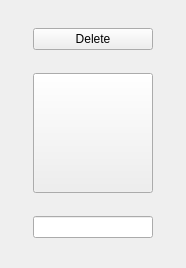
The window that src/DataItem.ui (neoluxis/integreted_xlsxeditor_cpp) describes before a commit, drawn with Qt 5.
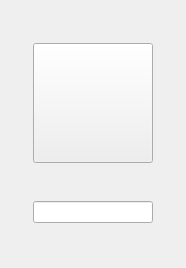
The same window after the commit.

Commit message: feat: update DataItem layout; remove `delete` button; fix logic of cleaning data; set size of widgets inner;

The edit to the form file:
```diff
--- a/src/DataItem.ui
+++ b/src/DataItem.ui
@@ -14,7 +14,7 @@
    <string>DataItem</string>
   </property>
   <layout class="QGridLayout" name="gridLayout">
-   <item row="2" column="1">
+    <item row="0" column="1">
     <widget class="QPushButton" name="btnImage">
      <property name="minimumSize">
       <size>
@@ -36,20 +36,7 @@
      </property>
     </widget>
    </item>
-   <item row="0" column="1">
-    <widget class="QPushButton" name="btnMarkDel">
-     <property name="maximumSize">
-      <size>
-       <width>120</width>
-       <height>16777215</height>
-      </size>
-     </property>
-     <property name="text">
-      <string>Delete</string>
-     </property>
-    </widget>
-   </item>
-   <item row="3" column="1">
+     <item row="1" column="1">
     <widget class="QLineEdit" name="lnData">
      <property name="maximumSize">
       <size>
```
The commit also changes 6 other files.
